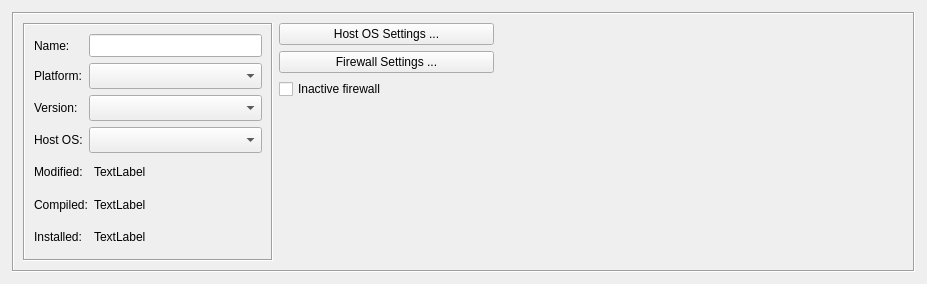
Linuxfabrik/firewallfabrik, file src/firewallfabrik/gui/ui/firewalldialog_q.ui: the form before one commit.
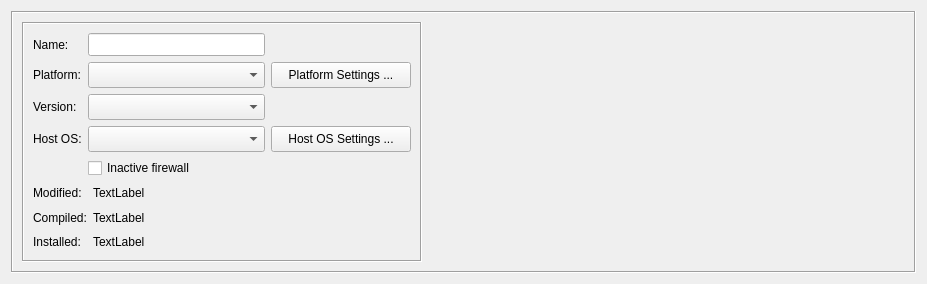
The form after the commit. Custom widgets are drawn as their Qt base class.

Commit message: feat(gui): improve firewall dialog layout and populate time stamps

```diff
--- a/src/firewallfabrik/gui/ui/firewalldialog_q.ui
+++ b/src/firewallfabrik/gui/ui/firewalldialog_q.ui
@@ -23,9 +23,6 @@
    <string>Firewall</string>
   </property>
   <layout class="QGridLayout" name="gridLayout_2">
-   <property name="margin">
-    <number>12</number>
-   </property>
    <item row="0" column="0">
     <widget class="QFrame" name="frame20">
      <property name="frameShape">
@@ -35,6 +32,16 @@
       <enum>QFrame::Shadow::Sunken</enum>
      </property>
      <layout class="QGridLayout" name="gridLayout">
+      <item row="0" column="1">
+       <widget class="CommentKeywords" name="commentKeywords" native="true">
+        <property name="sizePolicy">
+         <sizepolicy hsizetype="Expanding" vsizetype="Expanding">
+          <horstretch>0</horstretch>
+          <verstretch>0</verstretch>
+         </sizepolicy>
+        </property>
+       </widget>
+      </item>
       <item row="0" column="0">
        <widget class="QFrame" name="frame7_2">
         <property name="sizePolicy">
@@ -45,13 +52,13 @@
         </property>
         <property name="minimumSize">
          <size>
-          <width>250</width>
+          <width>400</width>
           <height>0</height>
          </size>
         </property>
         <property name="maximumSize">
          <size>
-          <width>350</width>
+          <width>400</width>
           <height>16777215</height>
          </size>
         </property>
@@ -62,70 +69,92 @@
          <enum>QFrame::Shadow::Sunken</enum>
         </property>
         <layout class="QGridLayout" name="gridLayout_4">
-         <item row="0" column="0">
+         <item row="2" column="0">
+          <layout class="QGridLayout" name="gridLayout_3">
+           <item row="2" column="1">
+            <widget class="QLabel" name="last_installed">
+             <property name="sizePolicy">
+              <sizepolicy hsizetype="Minimum" vsizetype="Preferred">
+               <horstretch>0</horstretch>
+               <verstretch>0</verstretch>
+              </sizepolicy>
+             </property>
+             <property name="text">
+              <string>TextLabel</string>
+             </property>
+            </widget>
+           </item>
+           <item row="0" column="1">
+            <widget class="QLabel" name="last_modified">
+             <property name="sizePolicy">
+              <sizepolicy hsizetype="Minimum" vsizetype="Preferred">
+               <horstretch>0</horstretch>
+               <verstretch>0</verstretch>
+              </sizepolicy>
+             </property>
+             <property name="text">
+              <string>TextLabel</string>
+             </property>
+            </widget>
+           </item>
+           <item row="2" column="0">
+            <widget class="QLabel" name="label_3">
+             <property name="sizePolicy">
+              <sizepolicy hsizetype="Maximum" vsizetype="Preferred">
+               <horstretch>0</horstretch>
+               <verstretch>0</verstretch>
+              </sizepolicy>
+             </property>
+             <property name="text">
+              <string>Installed:</string>
+             </property>
+            </widget>
+           </item>
+           <item row="0" column="0">
+            <widget class="QLabel" name="label">
+             <property name="sizePolicy">
+              <sizepolicy hsizetype="Maximum" vsizetype="Preferred">
+               <horstretch>0</horstretch>
+               <verstretch>0</verstretch>
+              </sizepolicy>
+             </property>
+             <property name="text">
+              <string>Modified:</string>
+             </property>
+            </widget>
+           </item>
+           <item row="1" column="0">
+            <widget class="QLabel" name="label_2">
+             <property name="sizePolicy">
+              <sizepolicy hsizetype="Maximum" vsizetype="Preferred">
+               <horstretch>0</horstretch>
+               <verstretch>0</verstretch>
+              </sizepolicy>
+             </property>
+             <property name="text">
+              <string>Compiled:</string>
+             </property>
+            </widget>
+           </item>
+           <item row="1" column="1">
+            <widget class="QLabel" name="last_compiled">
+             <property name="sizePolicy">
+              <sizepolicy hsizetype="Minimum" vsizetype="Preferred">
+               <horstretch>0</horstretch>
+               <verstretch>0</verstretch>
+              </sizepolicy>
+             </property>
+             <property name="text">
+              <string>TextLabel</string>
+             </property>
+            </widget>
+           </item>
+          </layout>
+         </item>
+         <item row="1" column="0">
           <layout class="QGridLayout">
-           <item row="0" column="0">
-            <widget class="QLabel" name="textLabel1_4_2">
-             <property name="sizePolicy">
-              <sizepolicy hsizetype="Minimum" vsizetype="Preferred">
-               <horstretch>0</horstretch>
-               <verstretch>0</verstretch>
-              </sizepolicy>
-             </property>
-             <property name="maximumSize">
-              <size>
-               <width>32767</width>
-               <height>32767</height>
-              </size>
-             </property>
-             <property name="text">
-              <string>Name:</string>
-             </property>
-             <property name="wordWrap">
-              <bool>false</bool>
-             </property>
-            </widget>
-           </item>
-           <item row="0" column="1">
-            <widget class="QLineEdit" name="obj_name">
-             <property name="sizePolicy">
-              <sizepolicy hsizetype="Preferred" vsizetype="Fixed">
-               <horstretch>1</horstretch>
-               <verstretch>0</verstretch>
-              </sizepolicy>
-             </property>
-             <property name="minimumSize">
-              <size>
-               <width>100</width>
-               <height>23</height>
-              </size>
-             </property>
-            </widget>
-           </item>
-           <item row="2" column="0">
-            <widget class="QLabel" name="textLabel1_3_2_2">
-             <property name="sizePolicy">
-              <sizepolicy hsizetype="Minimum" vsizetype="Preferred">
-               <horstretch>0</horstretch>
-               <verstretch>0</verstretch>
-              </sizepolicy>
-             </property>
-             <property name="maximumSize">
-              <size>
-               <width>32767</width>
-               <height>32767</height>
-              </size>
-             </property>
-             <property name="text">
-              <string>Platform:</string>
-             </property>
-             <property name="wordWrap">
-              <bool>false</bool>
-             </property>
-            </widget>
-           </item>
-           <item row="2" column="1">
-            <widget class="QComboBox" name="platform">
+           <item row="4" column="2">
+            <widget class="QPushButton" name="osAdvanced">
              <property name="sizePolicy">
               <sizepolicy hsizetype="Minimum" vsizetype="Fixed">
                <horstretch>0</horstretch>
@@ -134,10 +163,19 @@
              </property>
              <property name="minimumSize">
               <size>
-               <width>100</width>
-               <height>26</height>
+               <width>140</width>
+               <height>0</height>
               </size>
              </property>
+             <property name="maximumSize">
+              <size>
+               <width>32767</width>
+               <height>32767</height>
+              </size>
+             </property>
+             <property name="text">
+              <string>Host OS Settings ...</string>
+             </property>
             </widget>
            </item>
            <item row="3" column="0">
@@ -162,6 +200,47 @@
              </property>
             </widget>
            </item>
+           <item row="4" column="1">
+            <widget class="QComboBox" name="hostOS">
+             <property name="sizePolicy">
+              <sizepolicy hsizetype="Minimum" vsizetype="Fixed">
+               <horstretch>0</horstretch>
+               <verstretch>0</verstretch>
+              </sizepolicy>
+             </property>
+             <property name="minimumSize">
+              <size>
+               <width>100</width>
+               <height>26</height>
+              </size>
+             </property>
+            </widget>
+           </item>
+           <item row="2" column="2">
+            <widget class="QPushButton" name="fwAdvanced">
+             <property name="sizePolicy">
+              <sizepolicy hsizetype="Minimum" vsizetype="Fixed">
+               <horstretch>0</horstretch>
+               <verstretch>0</verstretch>
+              </sizepolicy>
+             </property>
+             <property name="minimumSize">
+              <size>
+               <width>140</width>
+               <height>0</height>
+              </size>
+             </property>
+             <property name="maximumSize">
+              <size>
+               <width>32767</width>
+               <height>32767</height>
+              </size>
+             </property>
+             <property name="text">
+              <string>Platform Settings ...</string>
+             </property>
+            </widget>
+           </item>
            <item row="3" column="1">
             <widget class="QComboBox" name="version">
              <property name="sizePolicy">
@@ -178,6 +257,44 @@
              </property>
             </widget>
            </item>
+           <item row="2" column="1">
+            <widget class="QComboBox" name="platform">
+             <property name="sizePolicy">
+              <sizepolicy hsizetype="Minimum" vsizetype="Fixed">
+               <horstretch>0</horstretch>
+               <verstretch>0</verstretch>
+              </sizepolicy>
+             </property>
+             <property name="minimumSize">
+              <size>
+               <width>100</width>
+               <height>26</height>
+              </size>
+             </property>
+            </widget>
+           </item>
+           <item row="2" column="0">
+            <widget class="QLabel" name="textLabel1_3_2_2">
+             <property name="sizePolicy">
+              <sizepolicy hsizetype="Minimum" vsizetype="Preferred">
+               <horstretch>0</horstretch>
+               <verstretch>0</verstretch>
+              </sizepolicy>
+             </property>
+             <property name="maximumSize">
+              <size>
+               <width>32767</width>
+               <height>32767</height>
+              </size>
+             </property>
+             <property name="text">
+              <string>Platform:</string>
+             </property>
+             <property name="wordWrap">
+              <bool>false</bool>
+             </property>
+            </widget>
+           </item>
            <item row="4" column="0">
             <widget class="QLabel" name="textLabel2_3_2_2">
              <property name="sizePolicy">
@@ -200,101 +317,69 @@
              </property>
             </widget>
            </item>
-           <item row="4" column="1">
-            <widget class="QComboBox" name="hostOS">
-             <property name="sizePolicy">
-              <sizepolicy hsizetype="Minimum" vsizetype="Fixed">
-               <horstretch>0</horstretch>
-               <verstretch>0</verstretch>
-              </sizepolicy>
-             </property>
-             <property name="minimumSize">
-              <size>
-               <width>100</width>
-               <height>26</height>
-              </size>
-             </property>
-            </widget>
-           </item>
-          </layout>
-         </item>
-         <item row="1" column="0">
-          <layout class="QGridLayout" name="gridLayout_3">
            <item row="0" column="0">
-            <widget class="QLabel" name="label">
+            <widget class="QLabel" name="textLabel1_4_2">
              <property name="sizePolicy">
-              <sizepolicy hsizetype="Maximum" vsizetype="Preferred">
+              <sizepolicy hsizetype="Minimum" vsizetype="Preferred">
                <horstretch>0</horstretch>
                <verstretch>0</verstretch>
               </sizepolicy>
              </property>
+             <property name="maximumSize">
+              <size>
+               <width>32767</width>
+               <height>32767</height>
+              </size>
+             </property>
              <property name="text">
-              <string>Modified:</string>
+              <string>Name:</string>
+             </property>
+             <property name="wordWrap">
+              <bool>false</bool>
              </property>
             </widget>
            </item>
            <item row="0" column="1">
-            <widget class="QLabel" name="last_modified">
+            <widget class="QLineEdit" name="obj_name">
              <property name="sizePolicy">
-              <sizepolicy hsizetype="Minimum" vsizetype="Preferred">
-               <horstretch>0</horstretch>
+              <sizepolicy hsizetype="Preferred" vsizetype="Fixed">
+               <horstretch>1</horstretch>
                <verstretch>0</verstretch>
               </sizepolicy>
              </property>
-             <property name="text">
-              <string>TextLabel</string>
+             <property name="minimumSize">
+              <size>
+               <width>100</width>
+               <height>23</height>
+              </size>
              </property>
             </widget>
            </item>
-           <item row="1" column="0">
-            <widget class="QLabel" name="label_2">
+           <item row="5" column="1">
+            <widget class="QCheckBox" name="inactive">
              <property name="sizePolicy">
-              <sizepolicy hsizetype="Maximum" vsizetype="Preferred">
+              <sizepolicy hsizetype="Fixed" vsizetype="Fixed">
                <horstretch>0</horstretch>
                <verstretch>0</verstretch>
               </sizepolicy>
              </property>
-             <property name="text">
-              <string>Compiled:</string>
+             <property name="minimumSize">
+              <size>
+               <width>215</width>
+               <height>0</height>
+              </size>
              </property>
-            </widget>
-           </item>
-           <item row="1" column="1">
-            <widget class="QLabel" name="last_compiled">
-             <property name="sizePolicy">
-              <sizepolicy hsizetype="Minimum" vsizetype="Preferred">
-               <horstretch>0</horstretch>
-               <verstretch>0</verstretch>
-              </sizepolicy>
+             <property name="maximumSize">
+              <size>
+               <width>215</width>
+               <height>16777215</height>
+              </size>
              </property>
-             <property name="text">
-              <string>TextLabel</string>
+             <property name="toolTip">
+              <string>Skip this firewall for batch compile and install operations</string>
              </property>
-            </widget>
-           </item>
-           <item row="2" column="0">
-            <widget class="QLabel" name="label_3">
-             <property name="sizePolicy">
-              <sizepolicy hsizetype="Maximum" vsizetype="Preferred">
-               <horstretch>0</horstretch>
-               <verstretch>0</verstretch>
-              </sizepolicy>
-             </property>
              <property name="text">
-              <string>Installed:</string>
-             </property>
-            </widget>
-           </item>
-           <item row="2" column="1">
-            <widget class="QLabel" name="last_installed">
-             <property name="sizePolicy">
-              <sizepolicy hsizetype="Minimum" vsizetype="Preferred">
-               <horstretch>0</horstretch>
-               <verstretch>0</verstretch>
-              </sizepolicy>
-             </property>
-             <property name="text">
-              <string>TextLabel</string>
+              <string>Inactive firewall</string>
              </property>
             </widget>
            </item>
@@ -303,114 +388,6 @@
         </layout>
        </widget>
       </item>
-      <item row="0" column="1">
-       <layout class="QVBoxLayout" name="verticalLayout">
-        <item>
-         <widget class="QPushButton" name="osAdvanced">
-          <property name="sizePolicy">
-           <sizepolicy hsizetype="Fixed" vsizetype="Minimum">
-            <horstretch>0</horstretch>
-            <verstretch>0</verstretch>
-           </sizepolicy>
-          </property>
-          <property name="minimumSize">
-           <size>
-            <width>200</width>
-            <height>0</height>
-           </size>
-          </property>
-          <property name="maximumSize">
-           <size>
-            <width>32767</width>
-            <height>32767</height>
-           </size>
-          </property>
-          <property name="text">
-           <string>Host OS Settings ...</string>
-          </property>
-         </widget>
-        </item>
-        <item>
-         <widget class="QPushButton" name="fwAdvanced">
-          <property name="sizePolicy">
-           <sizepolicy hsizetype="Fixed" vsizetype="Minimum">
-            <horstretch>0</horstretch>
-            <verstretch>0</verstretch>
-           </sizepolicy>
-          </property>
-          <property name="minimumSize">
-           <size>
-            <width>200</width>
-            <height>0</height>
-           </size>
-          </property>
-          <property name="maximumSize">
-           <size>
-            <width>32767</width>
-            <height>32767</height>
-           </size>
-          </property>
-          <property name="text">
-           <string>Firewall Settings ...</string>
-          </property>
-         </widget>
-        </item>
-        <item>
-         <widget class="QCheckBox" name="inactive">
-          <property name="sizePolicy">
-           <sizepolicy hsizetype="Fixed" vsizetype="Fixed">
-            <horstretch>0</horstretch>
-            <verstretch>0</verstretch>
-           </sizepolicy>
-          </property>
-          <property name="minimumSize">
-           <size>
-            <width>215</width>
-            <height>0</height>
-           </size>
-          </property>
-          <property name="maximumSize">
-           <size>
-            <width>215</width>
-            <height>16777215</height>
-           </size>
-          </property>
-          <property name="toolTip">
-           <string>Skip this firewall for batch compile and install operations</string>
-          </property>
-          <property name="text">
-           <string>Inactive firewall</string>
-          </property>
-         </widget>
-        </item>
-        <item>
-         <spacer>
-          <property name="orientation">
-           <enum>Qt::Orientation::Vertical</enum>
-          </property>
-          <property name="sizeType">
-           <enum>QSizePolicy::MinimumExpanding</enum>
-          </property>
-          <property name="sizeHint" stdset="0">
-           <size>
-            <width>203</width>
-            <height>67</height>
-           </size>
-          </property>
-         </spacer>
-        </item>
-       </layout>
-      </item>
-      <item row="0" column="2">
-       <widget class="CommentKeywords" name="commentKeywords" native="true">
-        <property name="sizePolicy">
-         <sizepolicy hsizetype="Expanding" vsizetype="Expanding">
-          <horstretch>0</horstretch>
-          <verstretch>0</verstretch>
-         </sizepolicy>
-        </property>
-       </widget>
-      </item>
      </layout>
     </widget>
    </item>
@@ -419,8 +396,6 @@
  <customwidgets>
   <customwidget>
    <class>CommentKeywords</class>
-   <extends>QWidget</extends>
-   
    <container>1</container>
   </customwidget>
  </customwidgets>
```
Left out of the diff: 3 changed lines with no effect on the pictures. The commit also changes 1 other file.
